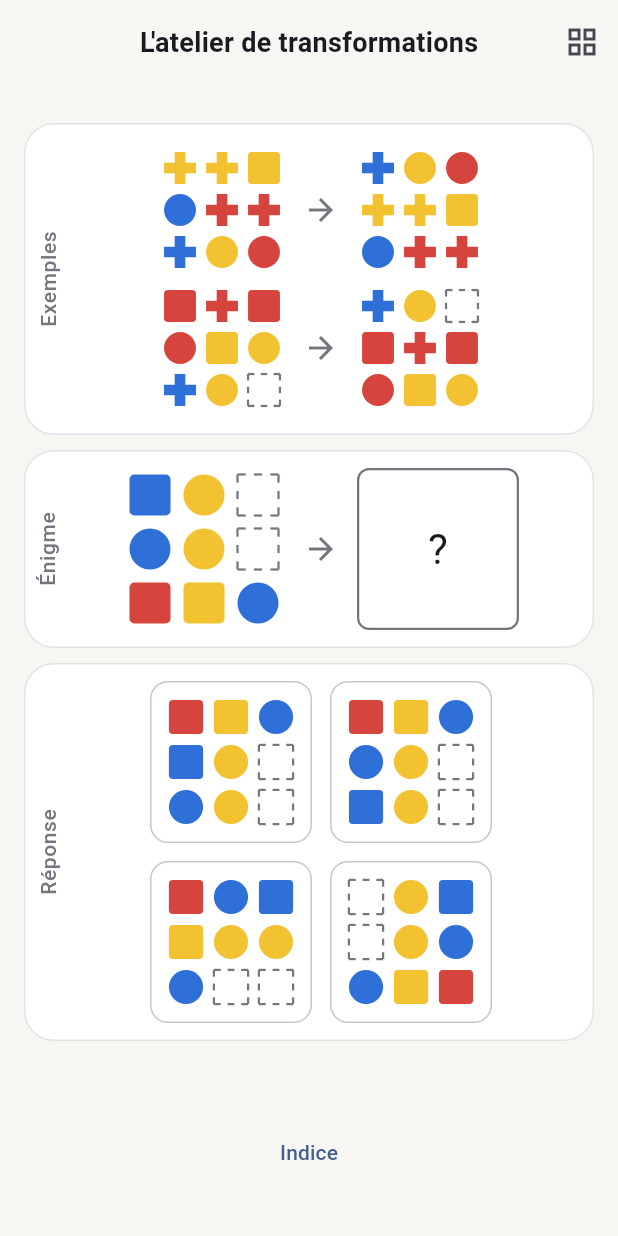
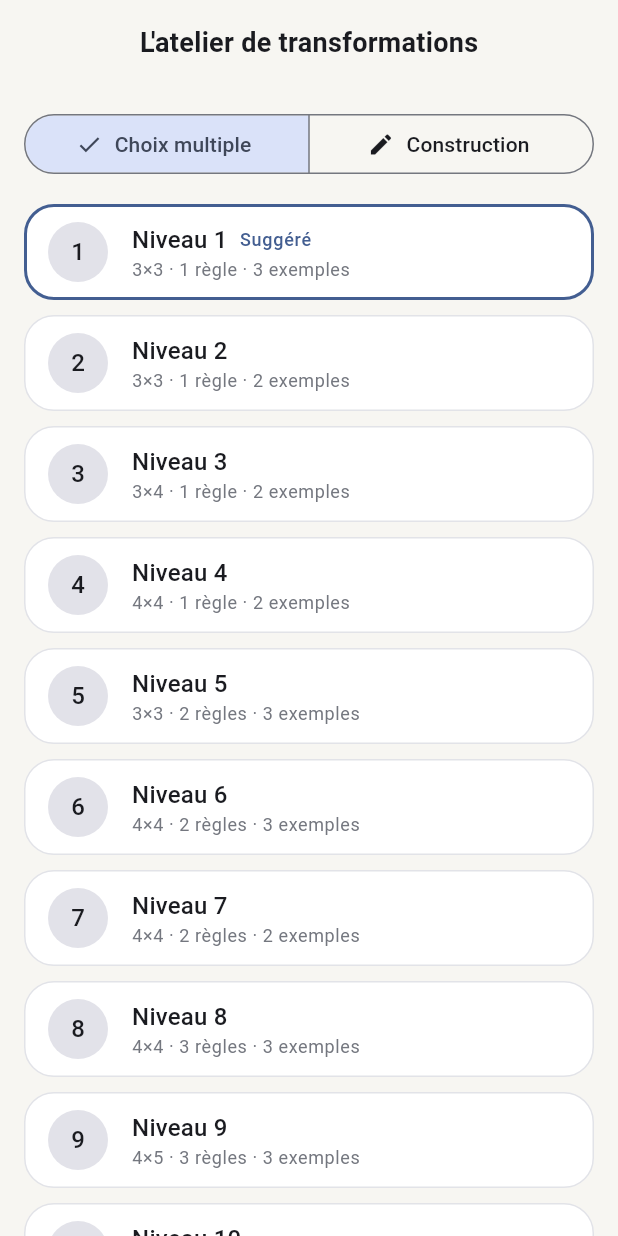
Before and after one commit to mart2010/cognitiv, a Flutter app: the screen it shows after launch, on a phone screen of 412 x 824 dp. Run offline on Flutter 3.47's test engine with Material 3 defaults, Android fonts, the phone set to English and light mode, and no system bars; our stand-ins replace audioplayers, shared_preferences.

Commit message:
Ajouter la progression par Niveaux à l'app de L'atelier
Accueil des 10 Niveaux (coche si franchi, meilleur Score, Niveau suggéré, choix
du mode de réponse), Partie de 5 Énigmes générées dès le début, écran de fin
avec Score pondéré, record et boutons monter / rejouer / descendre selon la
suggestion du jeu. Aucun verrou : le joueur choisit librement sa difficulté.
Quitter en cours de Partie est un abandon sans trace. La progression est
stockée en local (shared_preferences, port ProgressStore). Les cases se
réduisent pour les grandes grilles (jusqu'à 4×5). La bascule de mode en cours
de Partie est retirée.

Co-Authored-By: Claude Sonnet 5.5 <noreply@anthropic.com>

```diff
--- a/app/lib/main.dart
+++ b/app/lib/main.dart
@@ -3,14 +3,30 @@ import 'package:workshop/workshop.dart' as workshop;
 
 import 'audio/game_sounds.dart';
 import 'theme/app_theme.dart';
-import 'workshop/workshop_play_screen.dart';
+import 'workshop/progress/workshop_progress.dart';
+import 'workshop/workshop_home_screen.dart';
+import 'workshop/workshop_services.dart';
 
 void main() {
-  runApp(const CognitivApp());
+  runApp(
+    CognitivApp(
+      services: WorkshopServices(
+        generate: workshop.GenerateWorkshopPuzzle(
+          catalog: const workshop.RuleCatalog(),
+          random: workshop.SystemRandomSource(),
+        ),
+        evaluate: workshop.EvaluateWorkshopAnswer(),
+        progress: WorkshopProgressController(SharedPreferencesProgressStore()),
+        sounds: AudioPlayersGameSounds(),
+      ),
+    ),
+  );
 }
 
 class CognitivApp extends StatelessWidget {
-  const CognitivApp({super.key});
+  final WorkshopServices services;
+
+  const CognitivApp({super.key, required this.services});
 
   @override
   Widget build(BuildContext context) {
@@ -18,14 +34,7 @@ class CognitivApp extends StatelessWidget {
       title: 'Cognitiv',
       theme: AppTheme.light(),
       darkTheme: AppTheme.dark(),
-      home: WorkshopPlayScreen(
-        sounds: AudioPlayersGameSounds(),
-        generate: workshop.GenerateWorkshopPuzzle(
-          catalog: const workshop.RuleCatalog(),
-          random: workshop.SystemRandomSource(),
-        ),
-        evaluate: workshop.EvaluateWorkshopAnswer(),
-      ),
+      home: WorkshopHomeScreen(services: services),
     );
   }
 }
--- /dev/null
+++ b/app/lib/workshop/workshop_home_screen.dart
@@ -0,0 +1,164 @@
+import 'package:flutter/material.dart';
+import 'package:workshop/workshop.dart' as workshop;
+
+import 'puzzle_view.dart';
+import 'workshop_run_screen.dart';
+import 'workshop_services.dart';
+
+/// Accueil de L'atelier : le mode de réponse et la liste des Niveaux, tous accessibles.
+/// Le joueur choisit librement sa difficulté ; le Niveau suggéré est seulement mis en avant.
+class WorkshopHomeScreen extends StatefulWidget {
+  final WorkshopServices services;
+
+  const WorkshopHomeScreen({super.key, required this.services});
+
+  @override
+  State<WorkshopHomeScreen> createState() => _WorkshopHomeScreenState();
+}
+
+class _WorkshopHomeScreenState extends State<WorkshopHomeScreen> {
+  var _mode = AnswerMode.multipleChoice;
+
+  @override
+  void initState() {
+    super.initState();
+    widget.services.progress.load();
+  }
+
+  void _play(workshop.WorkshopLevel level) {
+    Navigator.of(context).push(
+      MaterialPageRoute<void>(
+        builder: (_) => WorkshopRunScreen(services: widget.services, level: level, mode: _mode),
+      ),
+    );
+  }
+
+  @override
+  Widget build(BuildContext context) {
+    return Scaffold(
+      appBar: AppBar(title: const Text("L'atelier de transformations")),
+      body: SafeArea(
+        child: ListenableBuilder(
+          listenable: widget.services.progress,
+          builder: (context, _) {
+            final progress = widget.services.progress.progress;
+            final suggested = progress.suggestedLevel(workshop.WorkshopLevels.last.number);
+            return ListView(
+              padding: const EdgeInsets.all(16),
+              children: [
+                SegmentedButton<AnswerMode>(
+                  key: const Key('answer-mode'),
+                  segments: const [
+                    ButtonSegment(
+                      value: AnswerMode.multipleChoice,
+                      label: Text('Choix multiple'),
+                      icon: Icon(Icons.grid_view),
+                    ),
+                    ButtonSegment(
+                      value: AnswerMode.freeConstruction,
+                      label: Text('Construction'),
+                      icon: Icon(Icons.edit),
+                    ),
+                  ],
+                  selected: {_mode},
+                  onSelectionChanged: (selection) => setState(() => _mode = selection.first),
+                ),
+                const SizedBox(height: 16),
+                for (final level in workshop.WorkshopLevels.all)
+                  _LevelTile(
+                    level: level,
+                    cleared: progress.isCleared(level.number),
+                    bestScore: progress.bestScore(level.number),
+                    suggested: level.number == suggested,
+                    onTap: () => _play(level),
+                  ),
+              ],
+            );
+          },
+        ),
+      ),
+    );
+  }
+}
+
+class _LevelTile extends StatelessWidget {
+  final workshop.WorkshopLevel level;
+  final bool cleared;
+  final int? bestScore;
+  final bool suggested;
+  final VoidCallback onTap;
+
+  const _LevelTile({
+    required this.level,
+    required this.cleared,
+    required this.bestScore,
+    required this.suggested,
+    required this.onTap,
+  });
+
+  @override
+  Widget build(BuildContext context) {
+    final theme = Theme.of(context);
+    final scheme = theme.colorScheme;
+    final rules = level.ruleCount == 1 ? '1 règle' : '${level.ruleCount} règles';
+    return Padding(
+      padding: const EdgeInsets.only(bottom: 10),
+      child: Card(
+        shape: RoundedRectangleBorder(
+          borderRadius: BorderRadius.circular(20),
+          side: BorderSide(
+            color: suggested ? scheme.primary : scheme.outlineVariant.withValues(alpha: 0.5),
+            width: suggested ? 2 : 1,
+          ),
+        ),
+        child: InkWell(
+          key: Key('level-${level.number}'),
+          borderRadius: BorderRadius.circular(20),
+          onTap: onTap,
+          child: Padding(
+            padding: const EdgeInsets.symmetric(horizontal: 16, vertical: 12),
+            child: Row(
+              children: [
+                CircleAvatar(
+                  backgroundColor: cleared ? Colors.green.shade600 : scheme.surfaceContainerHighest,
+                  foregroundColor: cleared ? Colors.white : scheme.onSurface,
+                  child: cleared ? const Icon(Icons.check) : Text('${level.number}'),
+                ),
+                const SizedBox(width: 16),
+                Expanded(
+                  child: Column(
+                    crossAxisAlignment: CrossAxisAlignment.start,
+                    children: [
+                      Row(
+                        children: [
+                          Text('Niveau ${level.number}', style: theme.textTheme.titleMedium),
+                          if (suggested) ...[
+                            const SizedBox(width: 8),
+                            Text(
+                              'Suggéré',
+                              style: theme.textTheme.labelMedium?.copyWith(color: scheme.primary),
+                            ),
+                          ],
+                        ],
+                      ),
+                      Text(
+                        '${level.rowCount}×${level.columnCount} · $rules · ${level.exampleCount} exemples',
+                        style: theme.textTheme.bodySmall?.copyWith(color: scheme.outline),
+                      ),
+                    ],
+                  ),
+                ),
+                if (bestScore != null)
+                  Text(
+                    '$bestScore / ${level.maxScore}',
+                    key: Key('best-${level.number}'),
+                    style: theme.textTheme.labelLarge,
+                  ),
+              ],
+            ),
+          ),
+        ),
+      ),
+    );
+  }
+}
--- a/app/lib/workshop/workshop_play_screen.dart
+++ /dev/null
@@ -1,100 +0,0 @@
-import 'package:flutter/material.dart';
-import 'package:workshop/workshop.dart' as workshop;
-
-import '../audio/game_sounds.dart';
-import 'puzzle_view.dart';
-
-/// Écran de jeu de L'atelier : enchaîne des Énigmes générées, dans le mode de réponse
-/// choisi (choix multiple ou construction libre).
-/// Paramètres de niveau codés en dur : aucun contrat plateforme/jeu pour l'instant.
-class WorkshopPlayScreen extends StatefulWidget {
-  final workshop.GenerateWorkshopPuzzle generate;
-  final workshop.EvaluateWorkshopAnswer evaluate;
-  final workshop.GenerationProfile profile;
-  final GameSounds sounds;
-
-  const WorkshopPlayScreen({
-    super.key,
-    required this.generate,
-    required this.evaluate,
-    this.sounds = const SilentGameSounds(),
-    this.profile = workshop.GenerationProfile.intuitiveDefaults,
-  });
-
-  @override
-  State<WorkshopPlayScreen> createState() => _WorkshopPlayScreenState();
-}
-
-class _WorkshopPlayScreenState extends State<WorkshopPlayScreen> {
-  static const _maxAttempts = 20;
-
-  late workshop.WorkshopPuzzle? _puzzle = _nextPuzzle();
-  var _round = 0;
-  var _mode = AnswerMode.multipleChoice;
-
-  workshop.WorkshopPuzzle? _nextPuzzle() {
-    for (var attempt = 0; attempt < _maxAttempts; attempt++) {
-      final result = widget.generate(
-        workshop.GenerateWorkshopPuzzleRequest(
-          rowCount: 3,
-          columnCount: 3,
-          ruleCount: 1,
-          exampleCount: 2,
-          profile: widget.profile,
-        ),
-      );
-      if (result is workshop.GenerationSucceeded) return result.puzzle;
-    }
-    return null;
-  }
-
-  void _next() => setState(() {
-    _puzzle = _nextPuzzle();
-    _round++;
-  });
-
-  @override
-  Widget build(BuildContext context) {
-    final puzzle = _puzzle;
-    return Scaffold(
-      appBar: AppBar(
-        title: const Text("L'atelier de transformations"),
-        actions: [
-          IconButton(
-            key: const Key('toggle-mode'),
-            tooltip: _mode == AnswerMode.multipleChoice
-                ? 'Passer en construction libre'
-                : 'Passer au choix multiple',
-            icon: Icon(_mode == AnswerMode.multipleChoice ? Icons.grid_view : Icons.checklist),
-            onPressed: () => setState(() {
-              _mode = _mode == AnswerMode.multipleChoice
-                  ? AnswerMode.freeConstruction
-                  : AnswerMode.multipleChoice;
-              _round++;
-            }),
-          ),
-        ],
-      ),
-      body: SafeArea(
-        child: puzzle == null
-            ? Center(
-                child: Column(
-                  mainAxisSize: MainAxisSize.min,
-                  children: [
-                    const Text('Impossible de générer une énigme avec ce profil.'),
-                    TextButton(onPressed: _next, child: const Text('Réessayer')),
-                  ],
-                ),
-              )
-            : PuzzleView(
-                key: ValueKey(_round),
-                mode: _mode,
-                sounds: widget.sounds,
-                puzzle: puzzle,
-                evaluate: widget.evaluate,
-                onNext: _next,
-              ),
-      ),
-    );
-  }
-}
--- /dev/null
+++ b/app/lib/workshop/workshop_services.dart
@@ -0,0 +1,25 @@
+import 'package:workshop/workshop.dart' as workshop;
+
+import '../audio/game_sounds.dart';
+import 'progress/workshop_progress.dart';
+
+/// Ce que les écrans de L'atelier utilisent : les cas d'usage du domaine, le son et la
+/// progression. Regroupé ici plutôt que passé écran par écran. Provisoire : le contrat
+/// plateforme/jeu (ADR 0004) le remplacera quand le second jeu existera.
+class WorkshopServices {
+  final workshop.GenerateWorkshopPuzzle generate;
+  final workshop.EvaluateWorkshopAnswer evaluate;
+  final workshop.ComputeWorkshopScore computeScore;
+  final workshop.GenerationProfile profile;
+  final GameSounds sounds;
+  final WorkshopProgressController progress;
+
+  WorkshopServices({
+    required this.generate,
+    required this.evaluate,
+    required this.progress,
+    workshop.ComputeWorkshopScore? computeScore,
+    this.profile = workshop.GenerationProfile.intuitiveDefaults,
+    this.sounds = const SilentGameSounds(),
+  }) : computeScore = computeScore ?? workshop.ComputeWorkshopScore();
+}
--- a/app/pubspec.yaml
+++ b/app/pubspec.yaml
@@ -10,6 +10,7 @@ dependencies:
   audioplayers: ^6.8.1
   flutter:
     sdk: flutter
+  shared_preferences: ^2.5.6
   workshop:
     path: ../games/workshop
 
```
Also changed, not shown: app/lib/workshop/construct_answer_view.dart (+10 -2 lines), app/lib/workshop/progress/workshop_progress.dart (added, +108 -0 lines), app/lib/workshop/puzzle_view.dart (+35 -5 lines), app/lib/workshop/workshop_run_screen.dart (added, +230 -0 lines), 5 other files.
